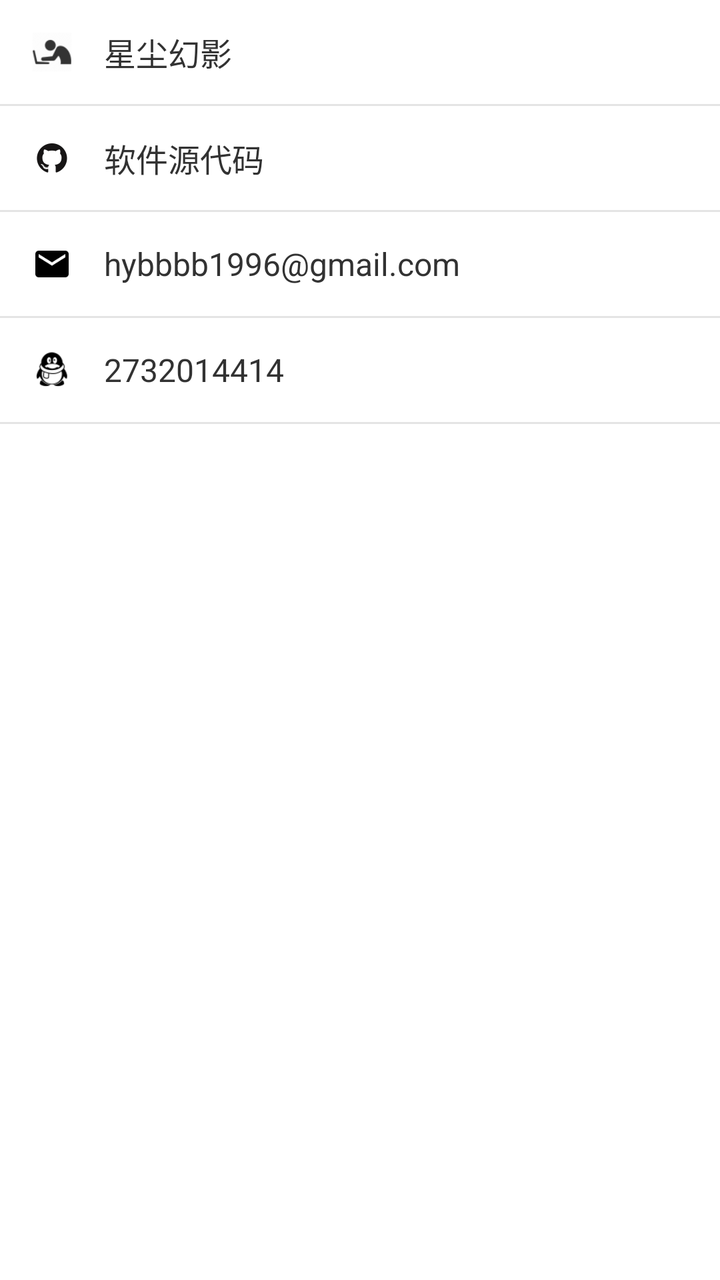
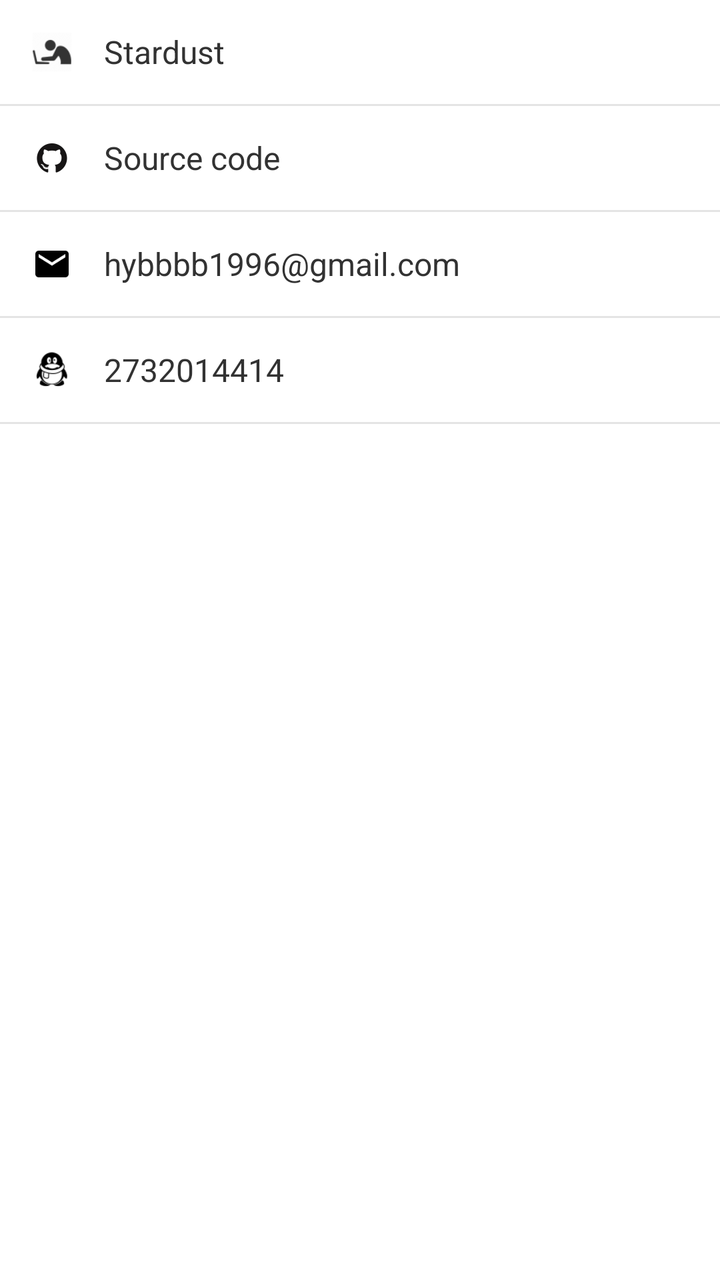

Compare the two renders of this Android layout. The source of the first and the diff that turns it into the second are given below.
<!-- AndroidManifest.xml: application theme AppTheme -->
<!-- res/layout/activity_about_items.xml -->
<?xml version="1.0" encoding="utf-8"?>
<LinearLayout xmlns:android="http://schemas.android.com/apk/res/android"
        xmlns:tools="http://schemas.android.com/tools"
        android:layout_width="match_parent"
        android:layout_height="wrap_content"
        android:layout_marginTop="12dp"
        android:background="@android:color/white"
        android:orientation="vertical">


    <LinearLayout
            android:id="@+id/developer"
            android:layout_width="match_parent"
            android:layout_height="52dp"
            android:background="?selectableItemBackground"
            android:clickable="true"
            android:gravity="center_vertical"
            android:orientation="horizontal"
            android:focusable="true">

        <ImageView
                android:layout_width="20dp"
                android:layout_height="20dp"
                android:layout_margin="16dp"
                android:src="@drawable/ic_developer"
                tools:ignore="ContentDescription" />

        <TextView
                android:layout_width="match_parent"
                android:layout_height="wrap_content"
                android:text="@string/developer"
                android:textColor="@android:color/secondary_text_light"
                android:textSize="16sp" />
    </LinearLayout>

    <include layout="@layout/divider" />

    <LinearLayout
            android:id="@+id/github"
            android:layout_width="match_parent"
            android:layout_height="52dp"
            android:clickable="true"
            android:foreground="?selectableItemBackground"
            android:gravity="center_vertical"
            android:orientation="horizontal"
            tools:ignore="UseCompoundDrawables"
            android:focusable="true">

        <ImageView
                android:layout_width="20dp"
                android:layout_height="20dp"
                android:layout_margin="16dp"
                android:src="@drawable/ic_github_mark"
                tools:ignore="ContentDescription" />

        <TextView
                android:layout_width="match_parent"
                android:layout_height="wrap_content"
                android:text="@string/github"
                android:textColor="@android:color/secondary_text_light"
                android:textSize="16sp" />
    </LinearLayout>

    <include layout="@layout/divider" />

    <LinearLayout
            android:id="@+id/email"
            android:layout_width="match_parent"
            android:layout_height="52dp"
            android:background="?selectableItemBackground"
            android:clickable="true"
            android:gravity="center_vertical"
            android:orientation="horizontal"
            android:focusable="true">

        <ImageView
                android:layout_width="20dp"
                android:layout_height="20dp"
                android:layout_margin="16dp"
                android:src="@drawable/ic_email_black_48dp"
                tools:ignore="ContentDescription" />

        <TextView
                android:layout_width="wrap_content"
                android:layout_height="wrap_content"
                android:text="@string/email"
                android:textColor="@android:color/secondary_text_light"
                android:textIsSelectable="true"
                android:textSize="16sp" />
    </LinearLayout>

    <include layout="@layout/divider" />

    <LinearLayout
            android:id="@+id/qq"
            android:layout_width="match_parent"
            android:layout_height="52dp"
            android:background="?selectableItemBackground"
            android:clickable="true"
            android:gravity="center_vertical"
            android:orientation="horizontal"
            android:focusable="true">

        <ImageView
                android:layout_width="20dp"
                android:layout_height="20dp"
                android:layout_margin="16dp"
                android:src="@drawable/ic_qq_black"
                tools:ignore="ContentDescription" />

        <TextView
                android:layout_width="wrap_content"
                android:layout_height="wrap_content"
                android:text="@string/qq"
                android:textColor="@android:color/secondary_text_light"
                android:textIsSelectable="true"
                android:textSize="16sp" />

    </LinearLayout>

    <include layout="@layout/divider" />
</LinearLayout>
<!-- res/layout/divider.xml (included above) -->
<?xml version="1.0" encoding="utf-8"?>
<View xmlns:android="http://schemas.android.com/apk/res/android"
      android:layout_width="match_parent"
      android:layout_height="1dp"
      android:background="#e4e4e4"
      android:paddingEnd="16dp"
      android:paddingStart="16dp"/>
<!-- resources referenced by this layout -->
<resources>
  <!-- drawable ic_developer: png bitmap (drawable, 1794 bytes) -->
  <!-- drawable ic_email_black_48dp: png bitmap (drawable, 425 bytes) -->
  <!-- drawable ic_github_mark: png bitmap (drawable, 2050 bytes) -->
  <!-- drawable ic_qq_black: png bitmap (drawable, 1492 bytes) -->
  <string name="developer">星尘幻影</string>
  <string name="email" translatable="false">hybbbb1996@gmail.com</string>
  <string name="github">软件源代码</string>
  <string name="qq" translatable="false">2732014414</string>
  <style name="AppTheme" parent="Theme.AppCompat.DayNight.NoActionBar">
          <item name="colorPrimary">@color/colorPrimary</item>
          <item name="colorPrimaryDark">@color/colorPrimaryDark</item>
          <item name="colorAccent">@color/colorAccent</item>
          <item name="android:textColorPrimary">@color/text_color_secondary</item>
          <item name="android:textColorSecondary">@color/text_color_thirdly</item>
          <item name="android:windowBackground">@color/window_background</item>
          <item name="android:itemBackground">@color/item_background</item>
          <item name="itemBackgroundDark">@color/item_background_dark</item>
          <item name="android:divider">@color/divider</item>
          <item name="drawer_item_text_color">@color/drawer_menu_item_text_color</item>
          <item name="drawer_group_text_color">@color/drawer_menu_group_text_color</item>
      </style>
  <color name="colorPrimary">#37474F</color>
  <color name="colorPrimaryDark">#37474F</color>
  <color name="colorAccent">#03a9f4</color>
  <color name="text_color_secondary">#484C4F</color>
  <color name="text_color_thirdly">#9DA0A2</color>
  <color name="window_background">#FFFFFF</color>
  <color name="item_background">#FFFFFF</color>
  <color name="item_background_dark">#FFFFFF</color>
  <color name="divider">#f2f3f5</color>
  <color name="drawer_menu_item_text_color">#484C4F</color>
  <color name="drawer_menu_group_text_color">#999999</color>
</resources>

<!-- the commit's change to res/layout/activity_about_items.xml (unified diff, before → after) -->
@@ -56,7 +56,7 @@
         <TextView
                 android:layout_width="match_parent"
                 android:layout_height="wrap_content"
-                android:text="@string/github"
+                android:text="@string/text_app_source_code"
                 android:textColor="@android:color/secondary_text_light"
                 android:textSize="16sp" />
     </LinearLayout>
<!-- resource entries referenced after the edit -->
@@ -4,10 +4,10 @@
   <!-- drawable ic_email_black_48dp: png bitmap (drawable, 425 bytes) -->
   <!-- drawable ic_github_mark: png bitmap (drawable, 2050 bytes) -->
   <!-- drawable ic_qq_black: png bitmap (drawable, 1492 bytes) -->
-  <string name="developer">星尘幻影</string>
+  <string name="developer">Stardust</string>
   <string name="email" translatable="false">hybbbb1996@gmail.com</string>
-  <string name="github">软件源代码</string>
   <string name="qq" translatable="false">2732014414</string>
+  <string name="text_app_source_code">Source code</string>
   <style name="AppTheme" parent="Theme.AppCompat.DayNight.NoActionBar">
           <item name="colorPrimary">@color/colorPrimary</item>
           <item name="colorPrimaryDark">@color/colorPrimaryDark</item>
